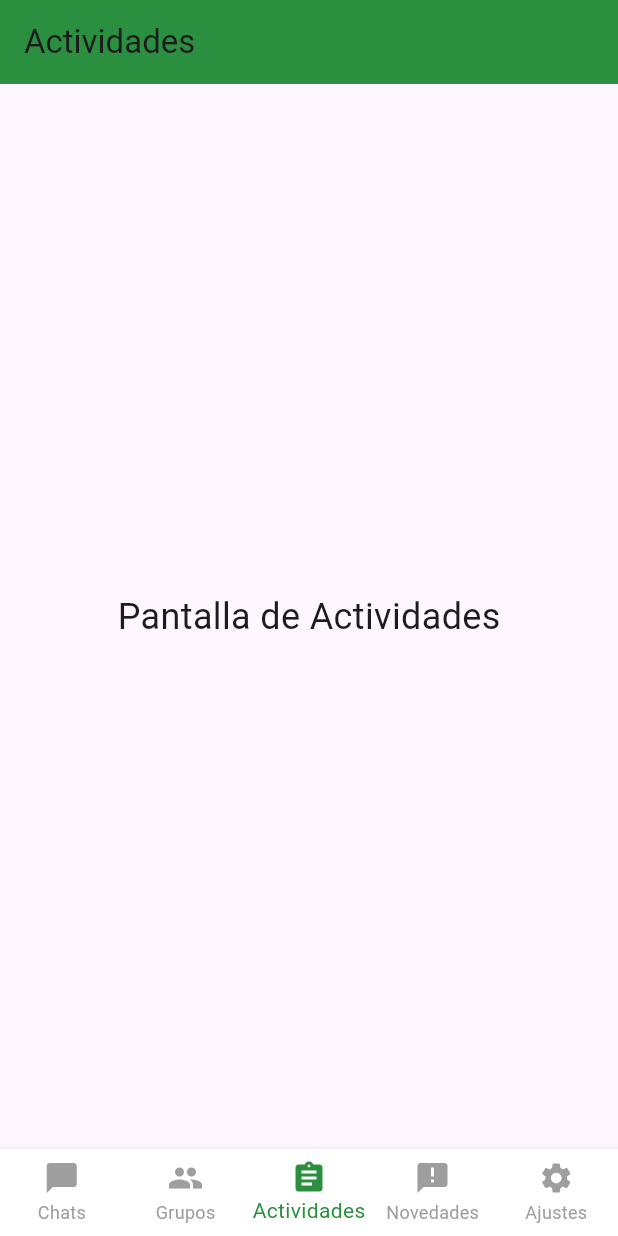
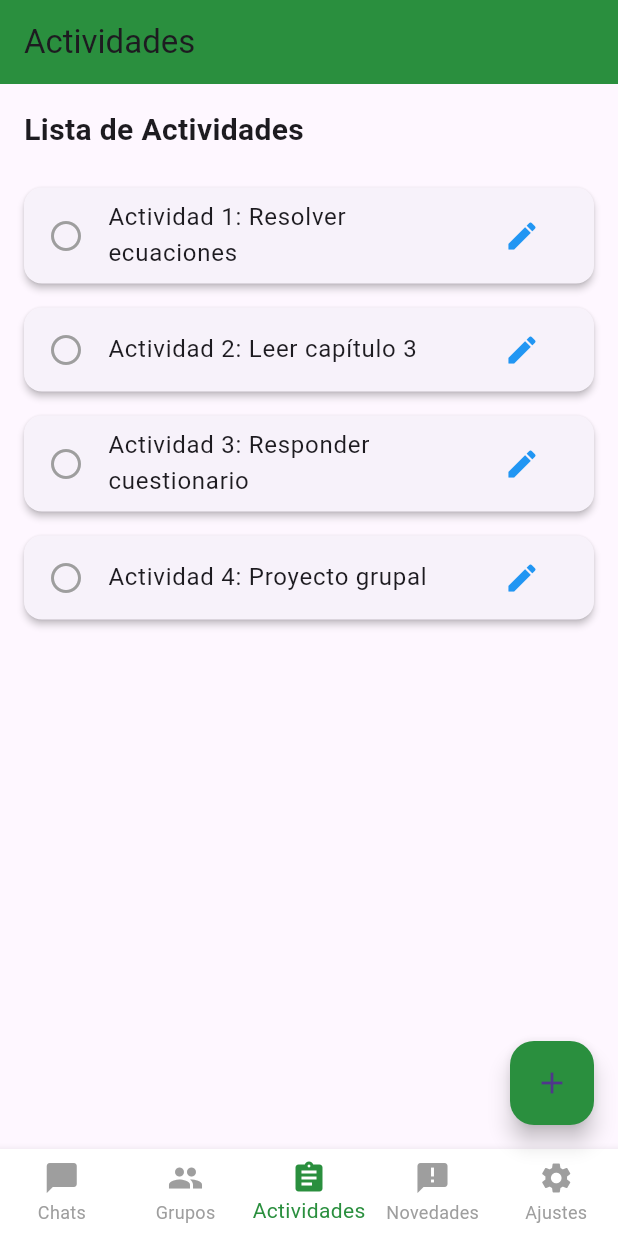
Before and after one commit to yoiner198/uniconnect, a Flutter app: the ActividadesPage screen opened directly, on a phone screen of 412 x 824 dp. Run offline on Flutter 3.47's test engine with Material 3 defaults, Android fonts, the phone set to English and light mode, and no system bars; our stand-ins replace cloud_firestore, file_picker, firebase_auth, firebase_core, firebase_storage, geolocator; accounts and stored records are empty.

Commit message:
Agregado contenido en la pagina actividades

```diff
--- a/lib/pantallas/actividades.dart
+++ b/lib/pantallas/actividades.dart
@@ -1,9 +1,21 @@
-// actividades.dart
 import 'package:flutter/material.dart';
 import 'package:uniconnect/widgets/bottom_nav_bar.dart';
 
-class ActividadesPage extends StatelessWidget {
+class ActividadesPage extends StatefulWidget {
   const ActividadesPage({Key? key}) : super(key: key);
+
+  @override
+  State<ActividadesPage> createState() => _ActividadesPageState();
+}
+
+class _ActividadesPageState extends State<ActividadesPage> {
+  // Lista de actividades con estado
+  final List<Map<String, dynamic>> _actividades = [
+    {'titulo': 'Actividad 1: Resolver ecuaciones', 'completada': false},
+    {'titulo': 'Actividad 2: Leer capítulo 3', 'completada': false},
+    {'titulo': 'Actividad 3: Responder cuestionario', 'completada': false},
+    {'titulo': 'Actividad 4: Proyecto grupal', 'completada': false},
+  ];
 
   @override
   Widget build(BuildContext context) {
@@ -12,16 +24,111 @@ class ActividadesPage extends StatelessWidget {
         title: const Text('Actividades'),
         backgroundColor: const Color.fromARGB(255, 42, 143, 62),
       ),
-      body: const Center(
-        child: Text(
-          'Pantalla de Actividades',
-          style: TextStyle(fontSize: 24),
+      body: Padding(
+        padding: const EdgeInsets.all(16.0),
+        child: Column(
+          crossAxisAlignment: CrossAxisAlignment.start,
+          children: [
+            const Text(
+              'Lista de Actividades',
+              style: TextStyle(fontSize: 20, fontWeight: FontWeight.bold),
+            ),
+            const SizedBox(height: 16),
+            Expanded(
+              child: ListView.builder(
+                itemCount: _actividades.length,
+                itemBuilder: (context, index) {
+                  final actividad = _actividades[index];
+                  return Card(
+                    elevation: 2,
+                    margin: const EdgeInsets.symmetric(vertical: 8),
+                    child: ListTile(
+                      leading: Icon(
+                        actividad['completada']
+                            ? Icons.check_circle
+                            : Icons.radio_button_unchecked,
+                        color: actividad['completada']
+                            ? Colors.green
+                            : Colors.grey,
+                      ),
+                      title: Text(
+                        actividad['titulo'],
+                        style: TextStyle(
+                          decoration: actividad['completada']
+                              ? TextDecoration.lineThrough
+                              : TextDecoration.none,
+                        ),
+                      ),
+                      trailing: IconButton(
+                        icon: const Icon(Icons.edit, color: Colors.blue),
+                        onPressed: () {
+                          // Implementar funcionalidad de edición
+                        },
+                      ),
+                      onTap: () {
+                        setState(() {
+                          actividad['completada'] = !actividad['completada'];
+                        });
+                      },
+                    ),
+                  );
+                },
+              ),
+            ),
+          ],
         ),
+      ),
+      floatingActionButton: FloatingActionButton(
+        onPressed: () {
+          // Implementar funcionalidad para agregar actividades
+          _agregarActividad(context);
+        },
+        backgroundColor: const Color.fromARGB(255, 42, 143, 62),
+        child: const Icon(Icons.add),
       ),
       bottomNavigationBar: BottomNavBar(
         selectedIndex: 2, // Índice para Actividades
-        onItemTapped: (index) {},
+        onItemTapped: (index) {
+          // Implementar navegación si es necesario
+        },
       ),
     );
   }
+
+  // Función para agregar una nueva actividad
+  void _agregarActividad(BuildContext context) {
+    final TextEditingController _controller = TextEditingController();
+    showDialog(
+      context: context,
+      builder: (BuildContext context) {
+        return AlertDialog(
+          title: const Text('Nueva Actividad'),
+          content: TextField(
+            controller: _controller,
+            decoration: const InputDecoration(hintText: 'Título de la actividad'),
+          ),
+          actions: [
+            TextButton(
+              onPressed: () {
+                Navigator.of(context).pop();
+              },
+              child: const Text('Cancelar'),
+            ),
+            ElevatedButton(
+              onPressed: () {
+                setState(() {
+                  _actividades.add({
+                    'titulo': _controller.text,
+                    'completada': false,
+                  });
+                });
+                Navigator.of(context).pop();
+              },
+              child: const Text('Agregar'),
+            ),
+          ],
+        );
+      },
+    );
+  }
 }
```
